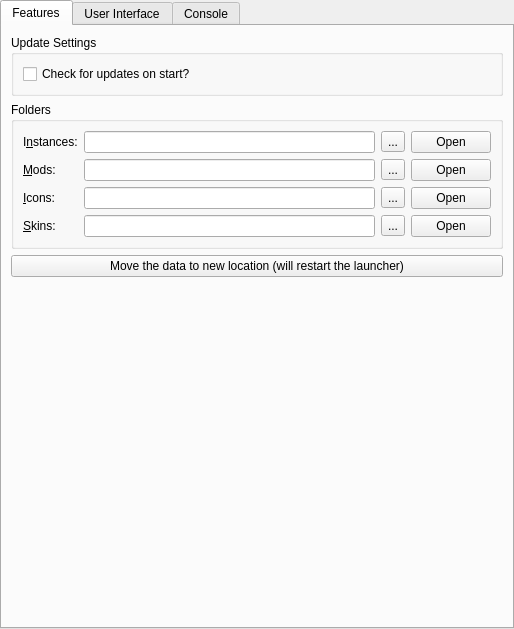
Old version of the form launcher/ui/pages/global/LauncherPage.ui in the repository MultiMC/Launcher.
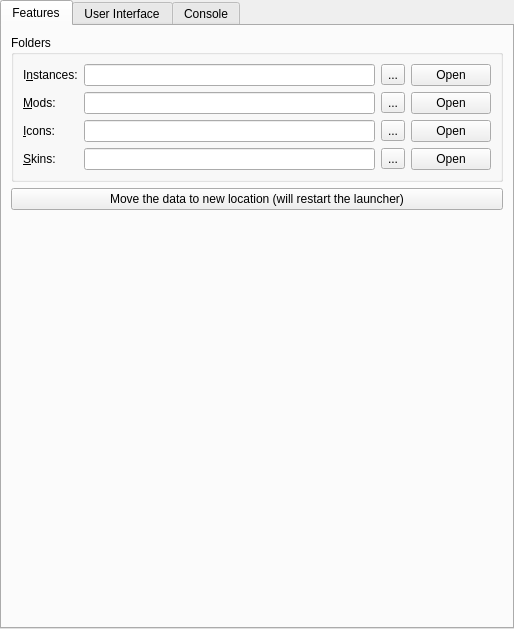
New version of the form.

```diff
--- a/launcher/ui/pages/global/LauncherPage.ui
+++ b/launcher/ui/pages/global/LauncherPage.ui
@@ -45,22 +45,6 @@
        <string>Features</string>
       </attribute>
       <layout class="QVBoxLayout" name="verticalLayout_9">
-       <item>
-        <widget class="QGroupBox" name="updateSettingsBox">
-         <property name="title">
-          <string>Update Settings</string>
-         </property>
-         <layout class="QVBoxLayout" name="verticalLayout_7">
-          <item>
-           <widget class="QCheckBox" name="autoUpdateCheckBox">
-            <property name="text">
-             <string>Check for updates on start?</string>
-            </property>
-           </widget>
-          </item>
-         </layout>
-        </widget>
-       </item>
        <item>
         <widget class="QGroupBox" name="foldersBox">
          <property name="title">
```
Left out of the diff: 2 changed lines with no effect on the pictures.
